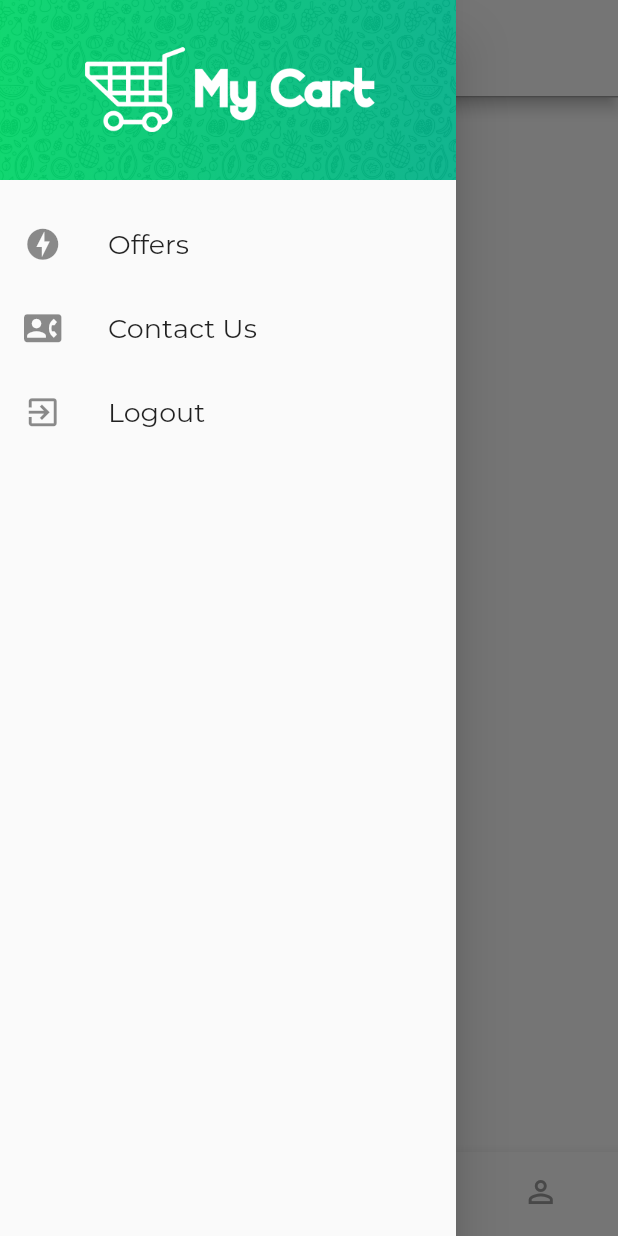
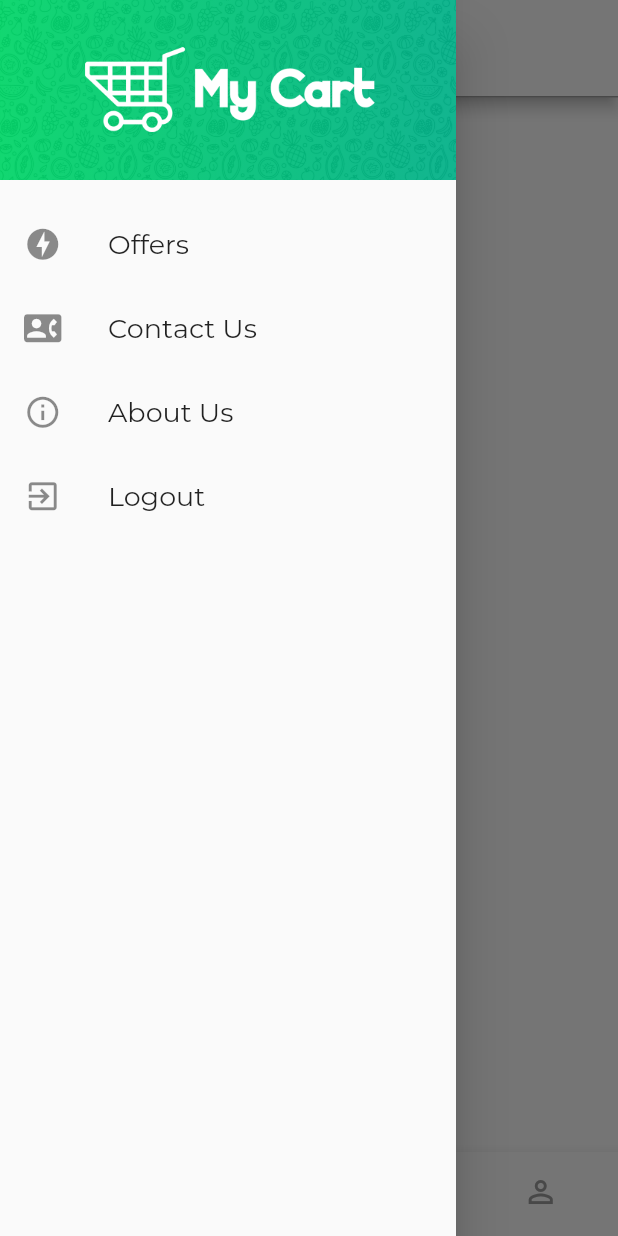
Before and after one commit to youssefdegweyy/mobile_development, a Flutter app: the DrawerScreen screen opened by its route, item 2 of the bottom bar chosen, with the side drawer open, on a phone screen of 412 x 824 dp. Run offline on Flutter 3.47's test engine with Material 2 defaults, Android fonts, the phone set to English and light mode, and no system bars; our stand-ins replace auto_size_text, awesome_notifications, firebase_auth, firebase_core, firebase_database, firebase_messaging and 4 more; missing offline and left inert: confirm_dialog; accounts and stored records are empty; generated files the repository leaves out were written again; network calls fail; project files that could hold a hidden picture were left out.

Commit message:
Drawer Update

```diff
--- a/lib/main.dart
+++ b/lib/main.dart
@@ -96,7 +96,7 @@ class MyApp extends StatelessWidget {
       debugShowCheckedModeBanner: false,
       initialRoute: '/',
       routes: {
-        '/': (ctx) => Wishlist(),
+        '/': (ctx) => SplashScreen(),
         GetStartedScreen.routeName: (ctx) => GetStartedScreen(),
         SignInScreen.routeName: (ctx) => SignInScreen(),
         SignUpScreen.routeName: (ctx) => SignUpScreen(),
--- a/lib/widgets/main_drawer.dart
+++ b/lib/widgets/main_drawer.dart
@@ -1,3 +1,4 @@
+import 'package:mycart/screens/about.dart';
 import 'package:mycart/screens/contactus_screen.dart';
 import 'package:mycart/screens/main_menu.dart';
 import 'package:mycart/screens/offers_screen.dart';
@@ -145,6 +146,14 @@ class _MainDrawerState extends State<MainDrawer> {
             },
           ),
           buildListTitle(
+            'About Us',
+            Icons.info_outline,
+            () {
+              Navigator.of(context).pop();
+              Navigator.pushNamed(context, AboutUs.routeName);
+            },
+          ),
+          buildListTitle(
             'Logout',
             Icons.exit_to_app,
             () {
```
